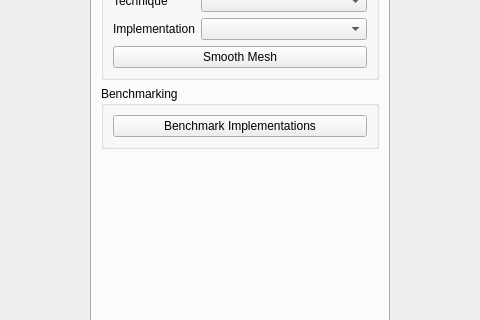
Old version of the form UserInterface/MainWindow.ui in the repository wibus/GpuMesh; both pictures show x 160 to 640 and y 404 to 724 of the 800 by 857 pixel window.
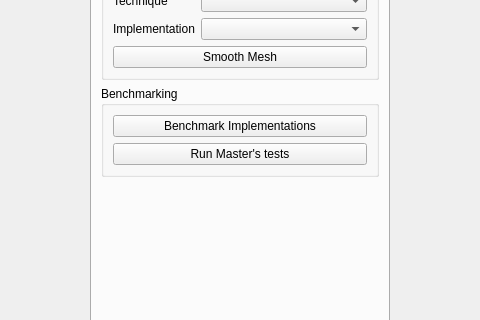
New version of the form. The open tabs and pages were chosen to show the change.

Commit message: Toward automatic tests and report generation

```diff
--- a/UserInterface/MainWindow.ui
+++ b/UserInterface/MainWindow.ui
@@ -575,6 +575,13 @@
              </property>
             </widget>
            </item>
+           <item>
+            <widget class="QPushButton" name="runMastersTestsButton">
+             <property name="text">
+              <string>Run Master's tests</string>
+             </property>
+            </widget>
+           </item>
           </layout>
          </widget>
         </item>
```
The commit also changes 4 other files.
